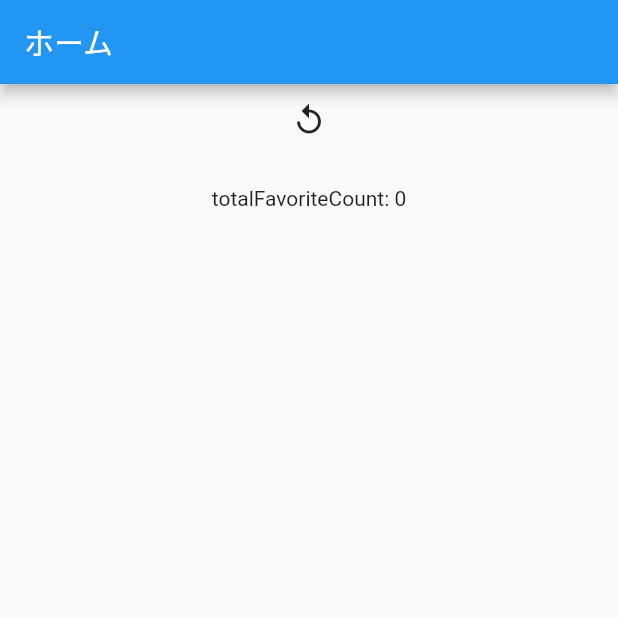
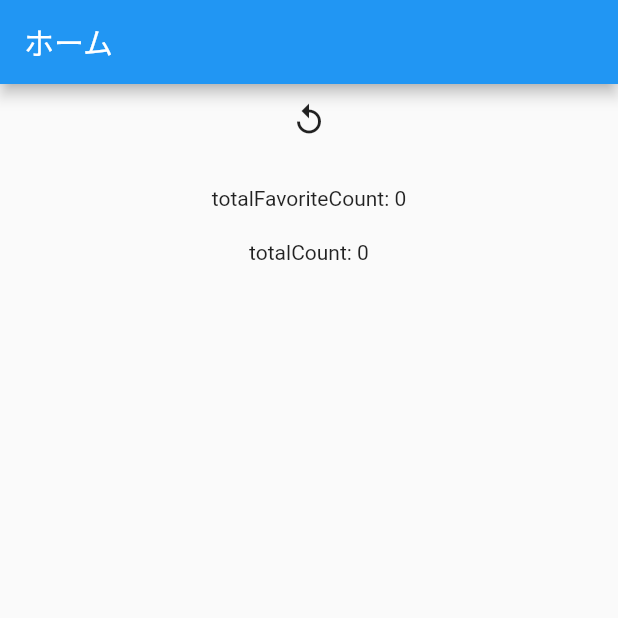
Before and after one commit to y0303noki/DrinkMemo, a Flutter app: the screen it shows after launch, on a phone screen of 412 x 824 dp, the top half of it. Run offline on Flutter 3.47's test engine with Material 2 defaults, Android fonts, the phone set to English and light mode, and no system bars; drawn by our look-alikes of flutter_easyloading; our stand-ins replace cloud_firestore, firebase_auth, firebase_core, firebase_storage, flutter_typeahead, image_picker; accounts and stored records are empty; network calls fail.

Commit message:
一旦テスト

```diff
--- a/lib/main.dart
+++ b/lib/main.dart
@@ -1,11 +1,14 @@
 import 'package:coffee_project2/pages/coffeePage/coffee_list_page.dart';
 import 'package:coffee_project2/pages/home_page.dart';
+import 'package:coffee_project2/pages/login_check_page.dart';
 import 'package:coffee_project2/providers/album/album_list_provider.dart';
 import 'package:coffee_project2/providers/bottom_navigation/bottom_navigation_provider.dart';
 import 'package:coffee_project2/providers/coffee/coffee_list_provider.dart';
 import 'package:coffee_project2/providers/coffee/coffee_provider.dart';
+import 'package:coffee_project2/providers/user/user_provider.dart';
 import 'package:firebase_core/firebase_core.dart';
 import 'package:flutter/material.dart';
+import 'package:flutter_easyloading/flutter_easyloading.dart';
 import 'package:provider/provider.dart';
 
 // void main() {
@@ -39,13 +42,19 @@ class MyApp extends StatelessWidget {
         ChangeNotifierProvider(
           create: (ctx) => CoffeeProvider(),
         ),
+        ChangeNotifierProvider(
+          create: (ctx) => UserProvider(),
+        ),
       ],
       child: MaterialApp(
         title: 'Flutter Demo',
         theme: ThemeData(
           primarySwatch: Colors.blue,
         ),
-        home: HomePage(),
+        home: LoginCheck(),
+        builder: (BuildContext context, Widget? child) {
+          return FlutterEasyLoading(child: child);
+        },
       ),
     );
   }
--- /dev/null
+++ b/lib/model/user_model.dart
@@ -0,0 +1,16 @@
+class UserModel {
+  String id;
+  int status;
+  String googleId;
+  bool isDeleted;
+  DateTime? createdAt;
+  DateTime? updatedAt;
+  UserModel({
+    this.id = '',
+    this.status = 0,
+    this.googleId = '',
+    this.isDeleted = false,
+    this.createdAt,
+    this.updatedAt,
+  });
+}
--- a/lib/pages/albumPage/album_list.dart
+++ b/lib/pages/albumPage/album_list.dart
@@ -13,7 +13,7 @@ class AlbumList extends StatelessWidget {
   @override
   Widget build(BuildContext context) {
     return GridView.builder(
-      gridDelegate: SliverGridDelegateWithFixedCrossAxisCount(
+      gridDelegate: const SliverGridDelegateWithFixedCrossAxisCount(
         crossAxisCount: 2,
       ),
       itemCount: albums.length,
--- a/lib/pages/coffeePage/coffee_list_page.dart
+++ b/lib/pages/coffeePage/coffee_list_page.dart
@@ -34,6 +34,13 @@ class CoffeeListPage extends StatelessWidget {
               ),
             ),
           ),
+          Container(
+            child: Consumer<CoffeeListProvider>(
+              builder: (ctx, coffeesData, _) => Center(
+                child: Text('totalCount: ${coffeesData.coffeeModels.length}'),
+              ),
+            ),
+          ),
           Expanded(
             child: CoffeeList(coffeesData.coffeeModels),
           ),
--- a/lib/pages/home_page.dart
+++ b/lib/pages/home_page.dart
@@ -20,23 +20,7 @@ class HomePage extends StatelessWidget {
     CoffeeListPage(),
     AlbumListPage(),
   ];
-  final List<FloatingActionButton> floatingButtons = [
-    // FloatingActionButton(
-    //   onPressed: () {
-    //     Navigator.push(
-    //          context, MaterialPageRoute(
-    //            builder: (context) => SecondPage(),
-    //            fullscreenDialog: true,
-    //          )
-    //        );
-    //   },
-    //   child: const Icon(Icons.add),
-    // ),
-  ];
-  TextEditingController _nameTextEditingCntroller =
-      TextEditingController(text: '');
-  TextEditingController _brandTextEditingCntroller =
-      TextEditingController(text: '');
+  final List<FloatingActionButton> floatingButtons = [];
 
   @override
   Widget build(BuildContext context) {
--- /dev/null
+++ b/lib/pages/login_check_page.dart
@@ -0,0 +1,32 @@
+import 'package:coffee_project2/pages/home_page.dart';
+import 'package:coffee_project2/providers/user/user_provider.dart';
+import 'package:flutter/material.dart';
+import 'package:provider/provider.dart';
+
+class LoginCheck extends StatelessWidget {
+  @override
+  Widget build(BuildContext context) {
+    return FutureBuilder(
+      future: Provider.of<UserProvider>(context, listen: false)
+          .loginTypeTo('ANONUMOUSLY'),
+      builder: (ctx, dataSnapshot) {
+        if (dataSnapshot.connectionState == ConnectionState.waiting) {
+          // 非同期処理未完了 = 通信中
+          return const Center(
+            child: CircularProgressIndicator(),
+          );
+        }
+
+        if (dataSnapshot.error != null) {
+          // エラー
+          return const Center(
+            child: Text('エラーがおきました'),
+          );
+        }
+
+        // 成功処理
+        return HomePage();
+      },
+    );
+  }
+}
--- a/pubspec.yaml
+++ b/pubspec.yaml
@@ -15,7 +15,7 @@ dependencies:
   firebase_core: ^1.0.3
   cloud_firestore: ^1.0.5
   provider: ^5.0.0
-  # firebase_auth: ^1.1.1
+  firebase_auth: ^3.0.1
   flutter_easyloading: ^3.0.0
   # google_sign_in: ^5.0.2
   # flutter_rating_bar: ^4.0.0
```
Also changed, not shown: lib/database/user_firebase.dart (added, +35 -0 lines), lib/providers/user/user_provider.dart (added, +73 -0 lines), pubspec.lock.
